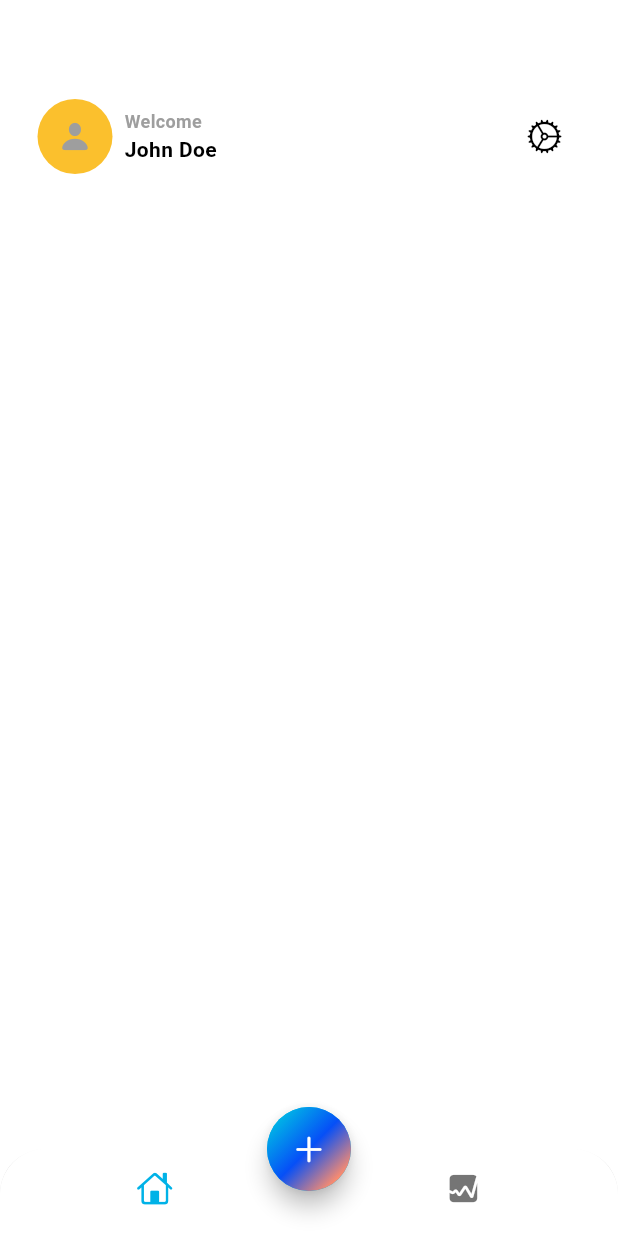
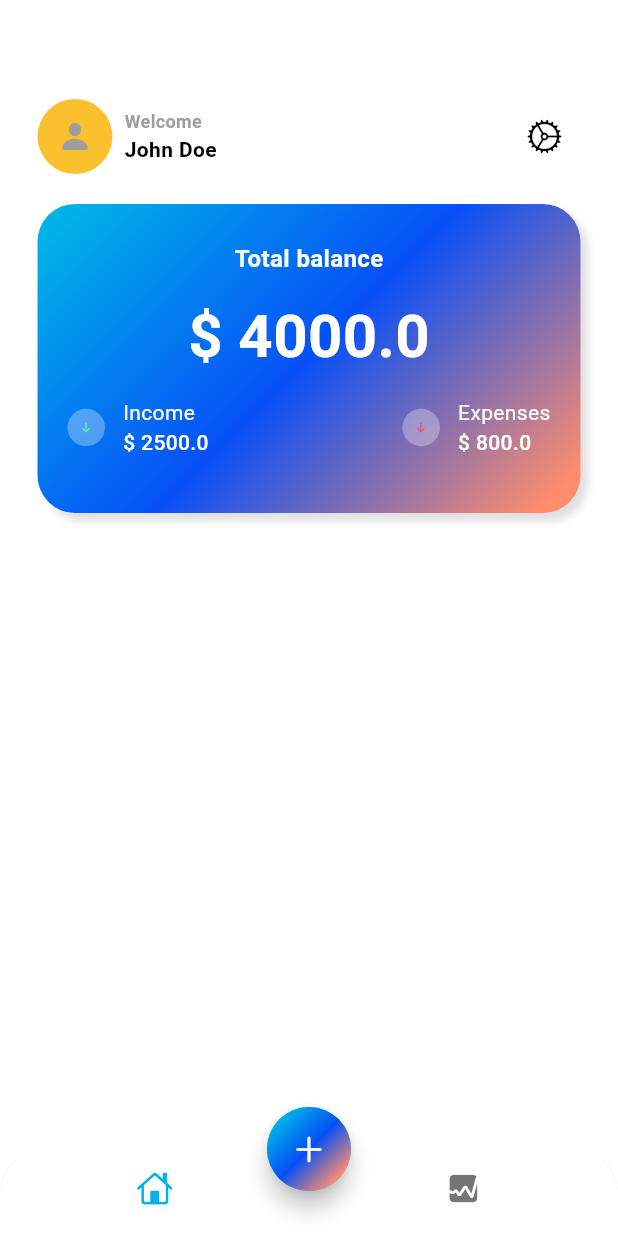
Before and after one commit to ArmanAbdullin/expense_tracker_app, a Flutter app: the screen it shows after launch, on a phone screen of 412 x 824 dp. Run offline on Flutter 3.47's test engine with Material 3 defaults, Android fonts, the phone set to English and light mode, and no system bars.

Commit message:
add card, big card and add style

```diff
--- a/lib/screens/home/views/main_screen.dart
+++ b/lib/screens/home/views/main_screen.dart
@@ -1,5 +1,6 @@
 import 'package:flutter/cupertino.dart';
 import 'package:flutter/material.dart';
+import 'dart:math' as math;
 
 class MainScreen extends StatelessWidget {
   const MainScreen({super.key});
@@ -49,14 +50,121 @@ class MainScreen extends StatelessWidget {
                           style: TextStyle(
                               fontSize: 14,
                               fontWeight: FontWeight.bold,
-                              color: Theme.of(context).colorScheme.onBackground),
+                              color:
+                                  Theme.of(context).colorScheme.onBackground),
                         ),
                       ],
                     )
                   ],
                 ),
-                IconButton(onPressed: (){}, icon: Icon(CupertinoIcons.settings)),
+                IconButton(
+                    onPressed: () {}, icon: const Icon(CupertinoIcons.settings)),
               ],
+            ),
+            const SizedBox(height: 20),
+            Container(
+              width: MediaQuery.of(context).size.width,
+              height: MediaQuery.of(context).size.width / 2,
+              decoration: BoxDecoration(
+                borderRadius: BorderRadius.circular(25.0),
+                gradient: LinearGradient(
+                  colors: [
+                    Theme.of(context).colorScheme.primary,
+                    Theme.of(context).colorScheme.secondary,
+                    Theme.of(context).colorScheme.tertiary,
+                  ],
+                  transform: const GradientRotation(math.pi / 4),
+                ),
+                boxShadow: [
+                  BoxShadow(
+                    blurRadius: 4,
+                    color: Colors.grey.shade300,
+                    offset: const Offset(5, 5)
+                  ),
+                ]
+              ),
+              child: Column(
+                mainAxisAlignment: MainAxisAlignment.center,
+                children: [
+                  const Text(
+                    'Total balance',
+                    style: TextStyle(
+                        fontSize: 16.0,
+                        color: Colors.white,
+                        fontWeight: FontWeight.w600),
+                  ),
+                  const SizedBox(height: 12),
+                  const Text(
+                    "\$ 4000.0",
+                    style: TextStyle(
+                        fontSize: 40.0,
+                        color: Colors.white,
+                        fontWeight: FontWeight.bold),
+                  ),
+                  Padding(
+                    padding: const EdgeInsets.symmetric(vertical: 12, horizontal: 20),
+                    child: Row(
+                      mainAxisAlignment: MainAxisAlignment.spaceBetween,
+                      children: [
+                        Row(
+                          children: [
+                            Container(
+                              width: 25,
+                              height: 25,
+                              decoration: const BoxDecoration(
+                                color: Colors.white30,
+                                shape: BoxShape.circle,
+                              ),
+                              child: const Center(
+                                child: Icon(
+                                  CupertinoIcons.arrow_down,
+                                  size: 8,
+                                  color: Colors.greenAccent,
+                                ),
+                              ),
+                            ),
+                            const SizedBox(width: 12),
+                            const Column(
+                              crossAxisAlignment: CrossAxisAlignment.start,
+                              children: [
+                                Text('Income', style: TextStyle(fontSize: 14.0, color: Colors.white, fontWeight: FontWeight.w400),),
+                                Text('\$ 2500.0', style: TextStyle(fontSize: 14.0, color: Colors.white, fontWeight: FontWeight.w500),),
+                              ],
+                            )
+                          ],
+                        ),
+                        Row(
+                          children: [
+                            Container(
+                              width: 25,
+                              height: 25,
+                              decoration: const BoxDecoration(
+                                color: Colors.white30,
+                                shape: BoxShape.circle,
+                              ),
+                              child: const Center(
+                                child: Icon(
+                                  CupertinoIcons.arrow_down,
+                                  size: 8,
+                                  color: Colors.red,
+                                ),
+                              ),
+                            ),
+                            const SizedBox(width: 12),
+                            const Column(
+                              crossAxisAlignment: CrossAxisAlignment.start,
+                              children: [
+                                Text('Expenses', style: TextStyle(fontSize: 14.0, color: Colors.white, fontWeight: FontWeight.w400),),
+                                Text('\$ 800.0', style: TextStyle(fontSize: 14.0, color: Colors.white, fontWeight: FontWeight.w500),),
+                              ],
+                            )
+                          ],
+                        )
+                      ],
+                    ),
+                  )
+                ],
+              ),
             ),
           ],
         ),
```
